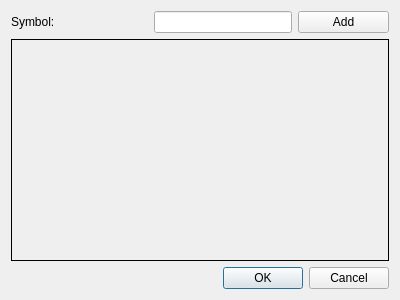
Old version of the form stockselector.ui in the repository danib-prog/stockmarket-helper.
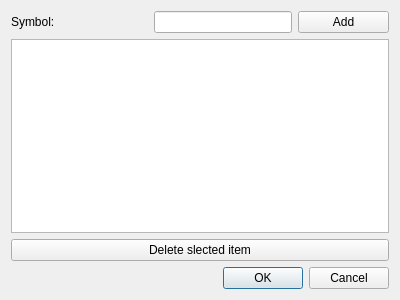
New version of the form.

Commit message: Defined a window class for the request of the API key and made progress in the main UI.

The edit to the form file:
```diff
--- a/stockselector.ui
+++ b/stockselector.ui
@@ -55,22 +55,26 @@
     </layout>
    </item>
    <item>
-    <widget class="QFrame" name="frame">
-     <property name="sizePolicy">
-      <sizepolicy hsizetype="Preferred" vsizetype="Expanding">
-       <horstretch>0</horstretch>
-       <verstretch>0</verstretch>
-      </sizepolicy>
+    <widget class="QListView" name="listView">
+     <property name="toolTip">
+      <string>Symbols' List</string>
      </property>
-     <property name="frameShape">
-      <enum>QFrame::Box</enum>
+     <property name="statusTip">
+      <string>This is the list of the symbols that are/will be in your table</string>
      </property>
      <property name="frameShadow">
       <enum>QFrame::Plain</enum>
      </property>
-     <property name="lineWidth">
-      <number>1</number>
+    </widget>
+   </item>
+   <item>
+    <widget class="QPushButton" name="symbolDeleteButton">
+     <property name="statusTip">
+      <string>The selected symbol's stock will no longer be displayed in the table</string>
      </property>
+     <property name="text">
+      <string>Delete slected item</string>
+     </property>
     </widget>
    </item>
    <item>
```
Left out of the diff: 14 changed lines with no effect on the pictures. The commit also changes 2 other files.
